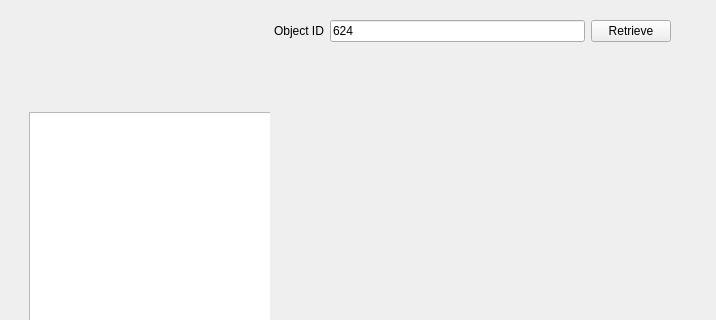
This is widgets/lightcurvewidget.ui in jalalirs/asteroid_lightcurve as Qt 5 draws it before an edit; both pictures show x 0 to 716 and y 0 to 320 of the 945 by 702 pixel window. The edited form follows.
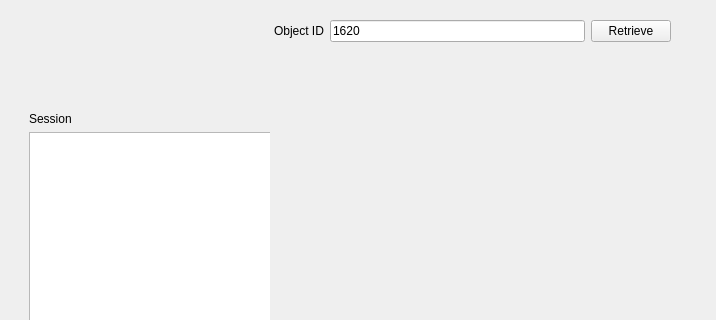
This is the edited form.

Diff of the .ui file:
```diff
--- a/widgets/lightcurvewidget.ui
+++ b/widgets/lightcurvewidget.ui
@@ -40,7 +40,7 @@
       <item>
        <widget class="QLineEdit" name="ln_objId">
         <property name="text">
-         <string>624</string>
+         <string>1620</string>
         </property>
        </widget>
       </item>
@@ -93,6 +93,13 @@
          </size>
         </property>
         <layout class="QVBoxLayout" name="verticalLayout_2">
+         <item>
+          <widget class="QLabel" name="label_2">
+           <property name="text">
+            <string>Session</string>
+           </property>
+          </widget>
+         </item>
          <item>
           <widget class="QListWidget" name="lst_runs">
            <property name="minimumSize">
```
